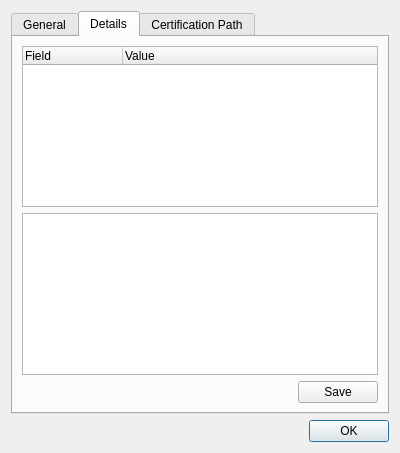
First picture: the form in qdigidocclient/trunk/src/ui/CertificateWidget.ui, repository tixsys/esteid, before the edit.
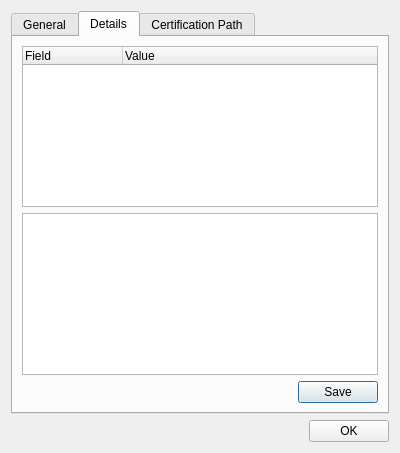
Second picture: the form after the edit. The open tabs and pages were chosen to show the change.

Commit message: qdigidocclient: dont cut chars

Patch:
```diff
--- a/qdigidocclient/trunk/src/ui/CertificateWidget.ui
+++ b/qdigidocclient/trunk/src/ui/CertificateWidget.ui
@@ -64,28 +64,11 @@
         </widget>
        </item>
        <item>
-        <layout class="QHBoxLayout" name="saveLayout">
-         <item>
-          <spacer name="saveSpacer">
-           <property name="orientation">
-            <enum>Qt::Horizontal</enum>
-           </property>
-           <property name="sizeHint" stdset="0">
-            <size>
-             <width>40</width>
-             <height>20</height>
-            </size>
-           </property>
-          </spacer>
-         </item>
-         <item>
-          <widget class="QPushButton" name="save">
-           <property name="text">
-            <string>Save</string>
-           </property>
-          </widget>
-         </item>
-        </layout>
+        <widget class="QDialogButtonBox" name="saveBox">
+         <property name="standardButtons">
+          <set>QDialogButtonBox::Save</set>
+         </property>
+        </widget>
        </item>
       </layout>
      </widget>
```
Left out of the diff: 19 changed lines with no effect on the pictures. The commit also changes 2 other files.
